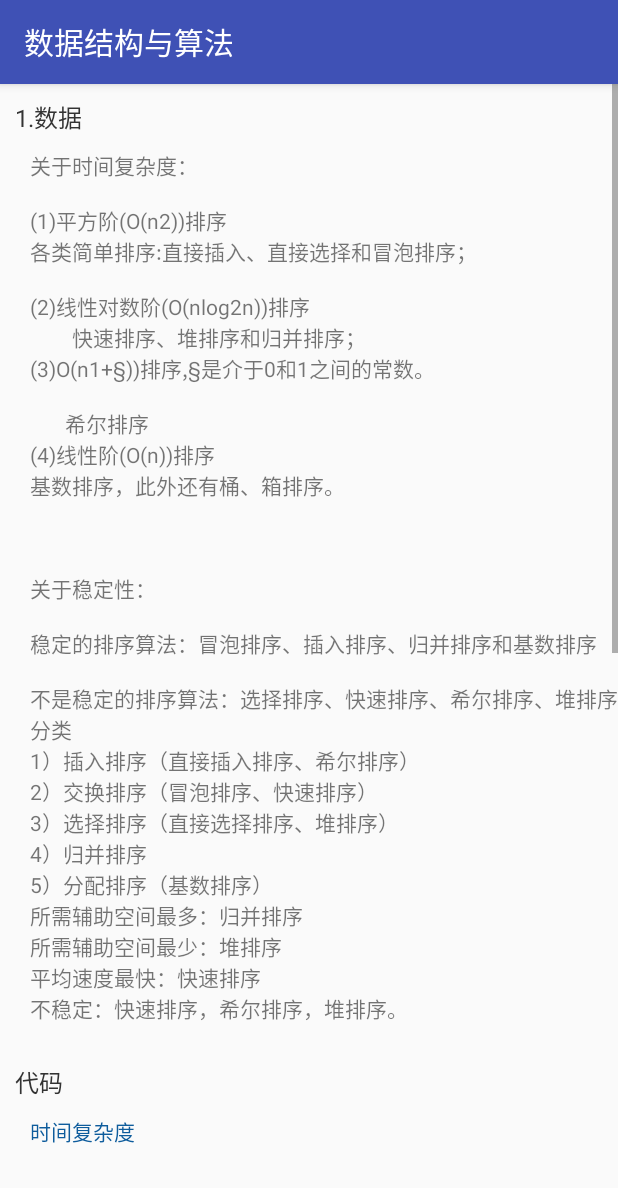
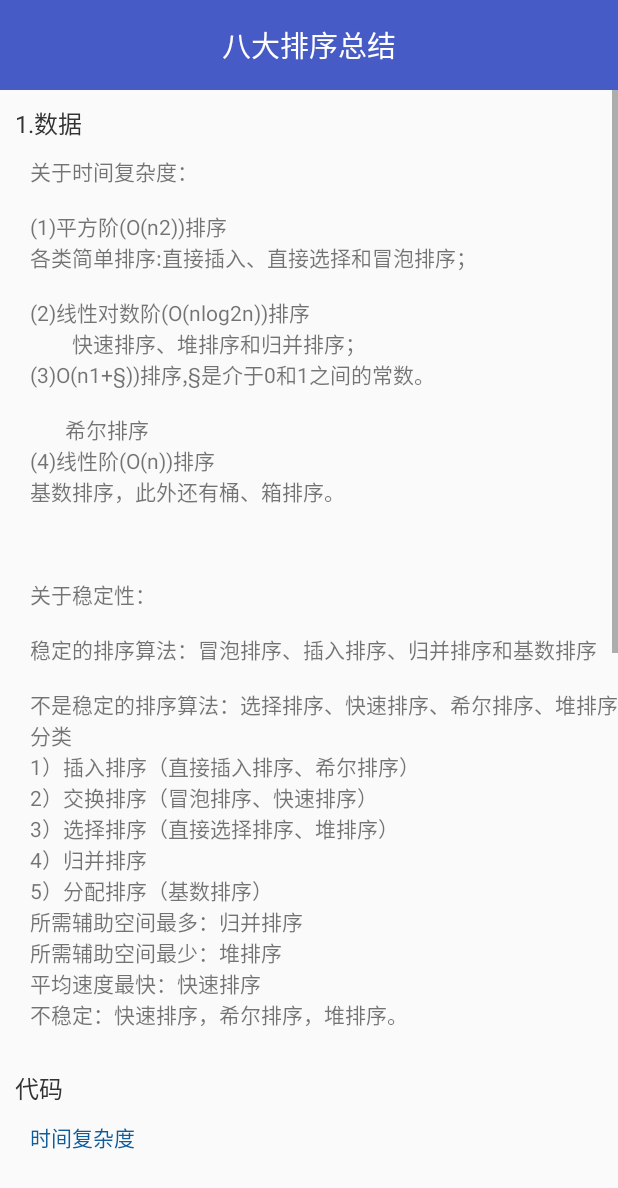
Before and after one commit to UCodeUStory/DataStructure, an Android app: the EightSortDescriptionActivity screen opened directly, with no data from a screen before it, on a phone screen of 412 x 824 dp. Shown: the top 1188 px of the screen. Run offline under Robolectric (Android 15) with nearby library versions, the phone set to English and light mode, and no system bars.

Commit message:
update code

```diff
--- a/app/src/main/AndroidManifest.xml
+++ b/app/src/main/AndroidManifest.xml
@@ -7,7 +7,7 @@
         android:icon="@mipmap/ic_launcher"
         android:label="@string/app_name"
         android:supportsRtl="true"
-        android:theme="@style/AppTheme">
+        android:theme="@style/Theme.AppCompat.Light.NoActionBar">
         <activity android:name=".MainActivity">
             <intent-filter>
                 <action android:name="android.intent.action.MAIN" />
--- a/app/src/main/java/com/wangpos/datastructure/MainActivity.java
+++ b/app/src/main/java/com/wangpos/datastructure/MainActivity.java
@@ -27,6 +27,8 @@ import com.wangpos.datastructure.sort.TimeComplexityActivity;
 
 import java.util.ArrayList;
 import java.util.List;
+
+import static com.wangpos.datastructure.core.BaseActivity.setWindowStatusBarColor;
 
 public class MainActivity extends AppCompatActivity {
 
@@ -66,6 +68,8 @@ public class MainActivity extends AppCompatActivity {
     protected void onCreate(Bundle savedInstanceState) {
         super.onCreate(savedInstanceState);
         setContentView(R.layout.activity_main);
+
+        setWindowStatusBarColor(this,R.color.colorPrimary);
         ListView mListView = (ListView)findViewById(R.id.listView);
         final ListAdapter adapter = new ListAdapter(this);
         List<DataBean>list = new ArrayList<>();
--- a/app/src/main/java/com/wangpos/datastructure/core/BaseActivity.java
+++ b/app/src/main/java/com/wangpos/datastructure/core/BaseActivity.java
@@ -1,5 +1,7 @@
 package com.wangpos.datastructure.core;
 
+import android.app.Activity;
+import android.os.Build;
 import android.support.annotation.DrawableRes;
 import android.support.annotation.IdRes;
 import android.support.v7.app.AppCompatActivity;
@@ -7,6 +9,8 @@ import android.os.Bundle;
 import android.text.TextUtils;
 import android.view.LayoutInflater;
 import android.view.View;
+import android.view.Window;
+import android.view.WindowManager;
 import android.widget.Button;
 import android.widget.ImageView;
 import android.widget.LinearLayout;
@@ -50,10 +54,12 @@ public abstract class BaseActivity extends AppCompatActivity {
         super.onCreate(savedInstanceState);
         setContentView(R.layout.activity_base);
 
+        setWindowStatusBarColor(this,R.color.colorPrimary);
 //        mListView = $(R.id.listView);
 //        adapter = new ListScrollAdapter(new ArrayList<CodeBean>());
 
         linearLayout = $(R.id.lly_codeView);
+
         initData();
 //        mListView.setAdapter(adapter);
 
@@ -214,4 +220,25 @@ public abstract class BaseActivity extends AppCompatActivity {
 
         return text;
     }
+
+    public void setTitleText(String title){
+        TextView tvTitle = $(R.id.tvTitle);
+        tvTitle.setText(title);
+
+    }
+
+    public static void setWindowStatusBarColor(Activity activity, int colorResId) {
+        try {
+            if (Build.VERSION.SDK_INT >= Build.VERSION_CODES.LOLLIPOP) {
+                Window window = activity.getWindow();
+                window.addFlags(WindowManager.LayoutParams.FLAG_DRAWS_SYSTEM_BAR_BACKGROUNDS);
+                window.setStatusBarColor(activity.getResources().getColor(colorResId));
+
+                //底部导航栏
+                //window.setNavigationBarColor(activity.getResources().getColor(colorResId));
+            }
+        } catch (Exception e) {
+            e.printStackTrace();
+        }
+    }
 }
--- a/app/src/main/java/com/wangpos/datastructure/sort/BinaryTreeActivity.java
+++ b/app/src/main/java/com/wangpos/datastructure/sort/BinaryTreeActivity.java
@@ -14,7 +14,7 @@ public class BinaryTreeActivity extends BaseActivity{
 
     @Override
     protected void initData() {
-
+        setTitleText("二叉树排序");
         Node root = new Node(10);
         Node b = new Node(8);
         Node c = new Node(12);
--- a/app/src/main/java/com/wangpos/datastructure/sort/BubbleSortActivity.java
+++ b/app/src/main/java/com/wangpos/datastructure/sort/BubbleSortActivity.java
@@ -16,6 +16,7 @@ public class BubbleSortActivity extends BaseActivity {
 
     @Override
     protected void initData() {
+        setTitleText("冒泡排序");
         addItem(new CodeBean("冒泡排序",bubbleSortStr));
 
     }
--- a/app/src/main/java/com/wangpos/datastructure/sort/EightSortDescriptionActivity.java
+++ b/app/src/main/java/com/wangpos/datastructure/sort/EightSortDescriptionActivity.java
@@ -10,6 +10,7 @@ import com.wangpos.datastructure.core.BaseActivity;
 public class EightSortDescriptionActivity extends BaseActivity {
     @Override
     protected void initData() {
+        setTitleText("八大排序总结");
         addImage("时间复杂度", R.drawable.eight);
         addImage("类别",R.drawable.eight2);
 
--- a/app/src/main/java/com/wangpos/datastructure/sort/HeapSortActivity.java
+++ b/app/src/main/java/com/wangpos/datastructure/sort/HeapSortActivity.java
@@ -17,6 +17,7 @@ public class HeapSortActivity extends BaseActivity {
      int arr[] = { 1, 3, 4, 5, 2, 6, 9, 7, 8, 0 };
     @Override
     protected void initData() {
+        setTitleText("堆排序");
         addItem(new CodeBean("堆的构建建和排序",heapSortCode));
         addItem(new CodeBean("堆的递归算法",heapAdjustRecursionCode));
         addItem(new CodeBean("堆的非递归算法",heapAdjustIteration));
--- a/app/src/main/java/com/wangpos/datastructure/sort/MergeSortActivity.java
+++ b/app/src/main/java/com/wangpos/datastructure/sort/MergeSortActivity.java
@@ -16,6 +16,7 @@ public class MergeSortActivity extends BaseActivity {
     int arrays[] = {4,7,5,3,2,8,6,1};
     @Override
     protected void initData() {
+        setTitleText("归并排序");
         addItem(new CodeBean("归并排序",mergeCode));
 
     }
--- a/app/src/main/java/com/wangpos/datastructure/sort/OptionSortActivity.java
+++ b/app/src/main/java/com/wangpos/datastructure/sort/OptionSortActivity.java
@@ -13,7 +13,7 @@ public class OptionSortActivity extends BaseActivity {
     int arr[] = {23, 12, 13, 44, 65, 26, 17, 38, 59};
     @Override
     protected void initData() {
-
+        setTitleText("选择排序");
         addItem(new CodeBean("选择排序",selectSortStr));
     }
 
--- a/app/src/main/java/com/wangpos/datastructure/sort/ShellSortActivity.java
+++ b/app/src/main/java/com/wangpos/datastructure/sort/ShellSortActivity.java
@@ -1,5 +1,8 @@
 package com.wangpos.datastructure.sort;
 
+import android.widget.TextView;
+
+import com.wangpos.datastructure.R;
 import com.wangpos.datastructure.core.BaseActivity;
 import com.wangpos.datastructure.core.CodeBean;
 
@@ -14,6 +17,7 @@ public class ShellSortActivity extends BaseActivity {
     int array[] = {82 ,31 ,29 ,71, 72, 42, 64, 5,110};
     @Override
     protected void initData() {
+        setTitleText("希尔排序");
         addItem(new CodeBean("希尔排序",shellSortCode));
 
     }
@@ -121,4 +125,7 @@ public class ShellSortActivity extends BaseActivity {
             incrementNum = incrementNum / 2;
         }
     }
+
+
+
 }
--- a/app/src/main/res/layout/activity_base.xml
+++ b/app/src/main/res/layout/activity_base.xml
@@ -1,12 +1,24 @@
 <?xml version="1.0" encoding="utf-8"?>
+<LinearLayout android:layout_width="match_parent"
+    android:layout_height="match_parent"
+    xmlns:layout="http://schemas.android.com/tools"
+    android:orientation="vertical"
+    xmlns:app="http://schemas.android.com/apk/res-auto"
+    xmlns:android="http://schemas.android.com/apk/res/android">
+
+
+    <include layout="@layout/app_title"></include>
+
+
 <ScrollView
     xmlns:android="http://schemas.android.com/apk/res/android"
-    xmlns:app="http://schemas.android.com/apk/res-auto"
+
     xmlns:tools="http://schemas.android.com/tools"
     tools:context="com.wangpos.datastructure.sort.BisearchActivity"
     android:layout_width="match_parent"
     android:layout_height="match_parent"
     >
+
     <LinearLayout
         android:layout_width="match_parent"
         android:orientation="vertical"
@@ -144,3 +156,4 @@
 
     </LinearLayout>
 </ScrollView>
+</LinearLayout>
--- a/app/src/main/res/layout/activity_main.xml
+++ b/app/src/main/res/layout/activity_main.xml
@@ -6,10 +6,11 @@
     android:layout_height="match_parent"
     tools:context="com.wangpos.datastructure.MainActivity">
 
-
+    <include android:id="@+id/include_title" layout="@layout/app_title"></include>
 
     <ListView
         android:id="@+id/listView"
+        android:layout_below="@+id/include_title"
         android:layout_width="match_parent"
         android:layout_height="match_parent"></ListView>
 </RelativeLayout>
--- /dev/null
+++ b/app/src/main/res/layout/app_title.xml
@@ -0,0 +1,16 @@
+<?xml version="1.0" encoding="utf-8"?>
+<LinearLayout android:layout_width="match_parent"
+    android:orientation="vertical"
+    android:layout_height="wrap_content"
+    xmlns:android="http://schemas.android.com/apk/res/android">
+    <TextView
+        android:id="@+id/tvTitle"
+        android:layout_width="match_parent"
+        android:textSize="19sp"
+        android:text="数据结构与算法"
+        android:padding="15dp"
+        android:textColor="#FFF"
+        android:background="@color/colorPrimary"
+        android:gravity="center"
+        android:layout_height="wrap_content" />
+</LinearLayout>
--- a/app/src/main/res/values/colors.xml
+++ b/app/src/main/res/values/colors.xml
@@ -1,6 +1,6 @@
 <?xml version="1.0" encoding="utf-8"?>
 <resources>
-    <color name="colorPrimary">#3F51B5</color>
+    <color name="colorPrimary">#475bc7</color>
     <color name="colorPrimaryDark">#303F9F</color>
     <color name="colorAccent">#FF4081</color>
 
```
